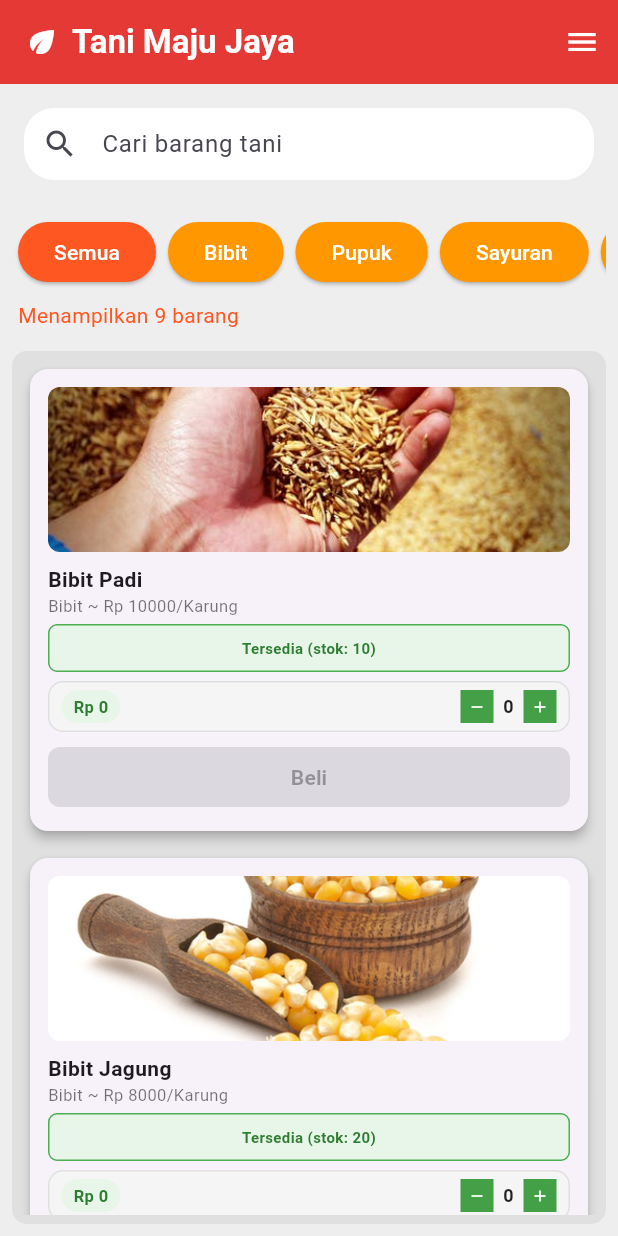
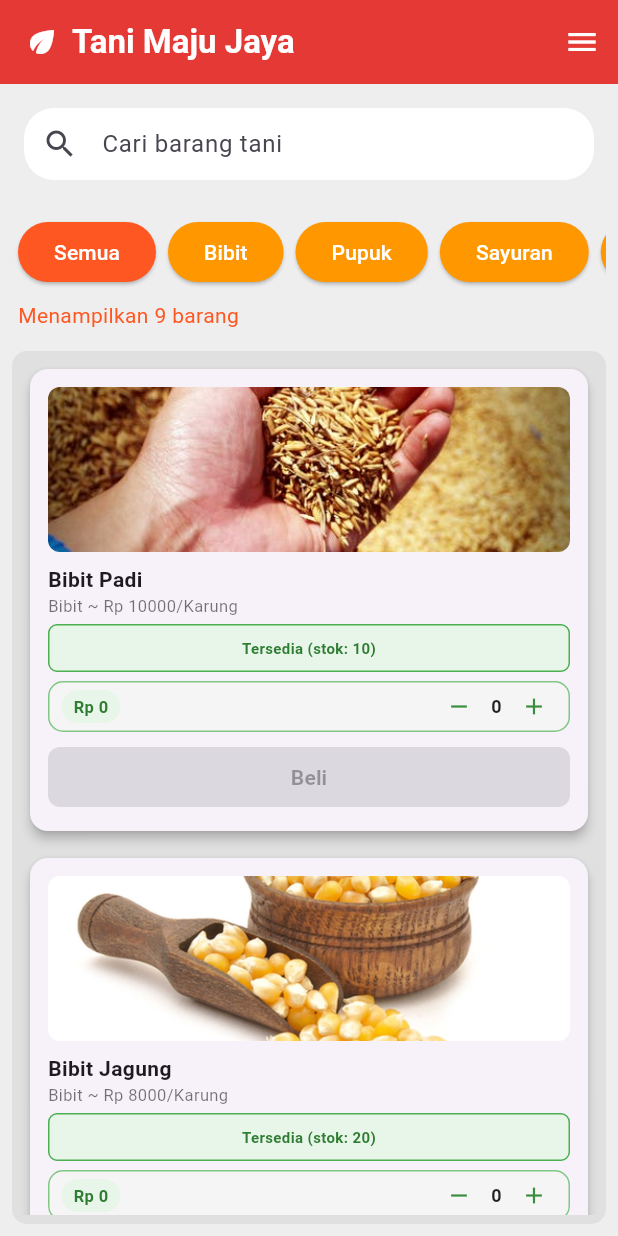
Before and after one commit to alh1-pixel/Toko_Sarana_Pertanian, a Flutter app: the screen it shows after launch, on a phone screen of 412 x 824 dp. Run offline on Flutter 3.47's test engine with Material 3 defaults, Android fonts, the phone set to English and light mode, and no system bars.

Commit message:
Penyesuaian tampilan card barang

```diff
--- a/lib/pemilih_Jumlah.dart
+++ b/lib/pemilih_Jumlah.dart
@@ -55,7 +55,7 @@ class _PemilihJumlahState extends State<PemilihJumlah> {
           decoration: BoxDecoration(
             color: Colors.grey.shade100,
             borderRadius: BorderRadius.circular(10),
-            border: Border.all(color: Colors.grey.shade300),
+            border: Border.all(color: Colors.green.shade300),
           ),
           child: Row(
             mainAxisAlignment: MainAxisAlignment.spaceBetween,
@@ -162,13 +162,14 @@ class _PemilihJumlahState extends State<PemilihJumlah> {
   }) {
     return InkWell(
       onTap: onTap,
-      child: Container(
-        width: 22,
-        height: 22,
-        alignment: Alignment.center,
-        color: Colors.green.shade600,
-        child:  Icon(icon, color: Colors.white, size: 12),
-      ),
+      child: Padding(
+        padding: const EdgeInsets.symmetric(horizontal: 6.0, vertical: 2.0),
+        child: Icon(
+          icon,
+          color: Colors.green.shade700,
+          size: 18,
+        ),
+      )
     );
   }
 }
```
